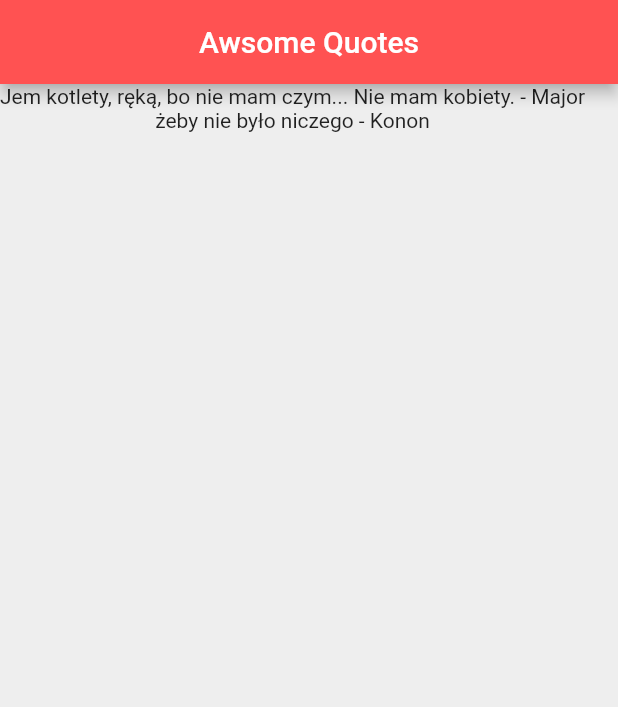
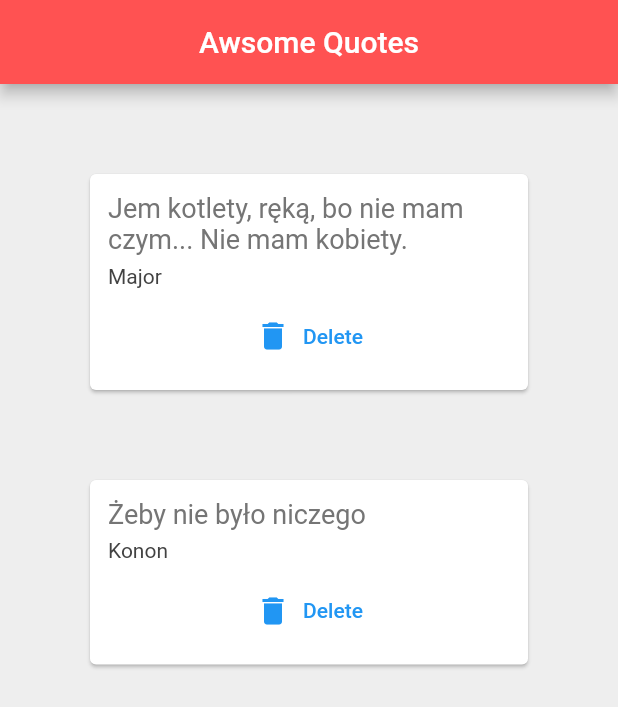
Before and after one commit to Shade644/First-Flutter-Project, a Flutter app: the screen it shows after launch, on a phone screen of 412 x 824 dp. Shown: the top 707 px of the screen. Run offline on Flutter 3.47's test engine with Material 2 defaults, Android fonts, the phone set to English and light mode, and no system bars.

Commit message:
styling and delete function

```diff
--- a/first_flutter_project/lib/main.dart
+++ b/first_flutter_project/lib/main.dart
@@ -1,5 +1,7 @@
+// ignore_for_file: use_key_in_widget_constructors, prefer_const_constructors
 import 'package:flutter/material.dart';
 import 'quotes.dart';
+import 'quote_card.dart';
 
 void main() => runApp(MaterialApp(
   home: QuoteList(),
@@ -15,7 +17,7 @@ class _MyWidgetState extends State<QuoteList> {
 
     List<Quote> quotes = [
    Quote(author: 'Major',text: 'Jem kotlety, ręką, bo nie mam czym... Nie mam kobiety.'),
-   Quote(author: 'Konon',text: 'żeby nie było niczego'),
+   Quote(author: 'Konon',text: 'Żeby nie było niczego'),
   ];
 
   @override
@@ -29,13 +31,18 @@ class _MyWidgetState extends State<QuoteList> {
         backgroundColor: Colors.redAccent,
       ),
       body: Column(
-        children: quotes.map((quote) =>Text('${quote.text} - ${quote.author}')).toList(),
+        children: quotes.map((quote) =>QuoteCard(
+          quote: quote,
+          delete: () {
+            setState(() {
+              quotes.remove(quote);
+            });
+          }
+        )).toList(),
       ),
     );
   }
 }
-
-
 
 
 
--- /dev/null
+++ b/first_flutter_project/lib/quote_card.dart
@@ -0,0 +1,46 @@
+import 'package:flutter/material.dart';
+import 'quotes.dart';
+
+class QuoteCard extends StatelessWidget {
+
+final Quote quote;
+final Function() delete;
+QuoteCard({required this.quote, required this.delete});
+
+
+  @override
+  Widget build(BuildContext context) {
+    return Card(
+      margin: EdgeInsets.fromLTRB(60, 60, 60, 0),
+      child: Padding(
+        padding: const EdgeInsets.all(12.0),
+        child: Column(
+          crossAxisAlignment: CrossAxisAlignment.stretch,
+          children: <Widget>[
+            Text(
+              quote.text,
+              style: TextStyle(
+                fontSize: 18,
+                color:Colors.grey[600],
+              ),
+            ),
+            SizedBox(height: 6),
+            Text(
+              quote.author,
+              style: TextStyle(
+                fontSize: 14,
+                color:Colors.grey[800],
+              ),
+            ),
+           SizedBox(height: 8),
+           TextButton.icon(
+            onPressed: delete,
+            label: Text('Delete'),
+            icon: Icon(Icons.delete),
+           ),
+        ],
+        ),
+      ),
+    );
+  }
+}
--- a/first_flutter_project/lib/quotes.dart
+++ b/first_flutter_project/lib/quotes.dart
@@ -1,9 +1,9 @@
 class Quote{
 
-  String? text;
-  String? author;
+  String text;
+  String author;
 
-  Quote({this.text, this.author});
+  Quote({ required this.text, required this.author});
 
 
 
```
